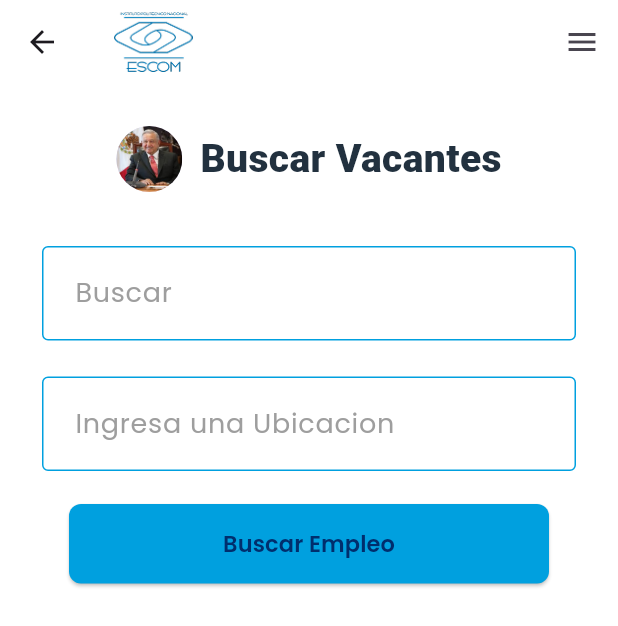
After one commit to danyrs14/Vinculed_app_1, a Flutter app: the JobSearchPage screen opened directly, after a tap on "Buscar Empleo", on a phone screen of 412 x 824 dp. The commit adds this screen. Shown: the top 626 px of the screen. Run offline on Flutter 3.47's test engine with Material 3 defaults, Android fonts, the phone set to English and light mode, and no system bars; our stand-ins replace go_router, lottie, page_transition; Roboto replaces fonts that are missing (Montserrat).

Commit message:
buscar vacantes page

```diff
--- /dev/null
+++ b/lib/src/ui/web_app/candidato/buscar_vacantes.dart
@@ -0,0 +1,203 @@
+import 'package:flutter/material.dart';
+import 'package:go_router/go_router.dart';
+import 'package:vinculed_app_1/src/core/controllers/theme_controller.dart';
+
+import 'package:vinculed_app_1/src/ui/widgets/elements/header.dart';
+import 'package:vinculed_app_1/src/ui/widgets/elements/footer.dart';
+import 'package:vinculed_app_1/src/ui/widgets/text_inputs/text_input.dart';
+import 'package:vinculed_app_1/src/ui/widgets/buttons/simple_buttons.dart';
+
+class JobSearchPage extends StatefulWidget {
+  const JobSearchPage({super.key});
+
+  @override
+  State<JobSearchPage> createState() => _JobSearchPageState();
+}
+
+class _JobSearchPageState extends State<JobSearchPage> {
+  final _queryCtrl = TextEditingController();
+  final _locationCtrl = TextEditingController();
+
+  final _scrollCtrl = ScrollController();
+  bool _showFooter = false;
+
+  static const double _footerReservedSpace = EscomFooter.height;
+  static const double _extraBottomPadding = 24.0;
+  static const double _atEndThreshold = 4.0;
+
+  @override
+  void initState() {
+    super.initState();
+    _scrollCtrl.addListener(_handleScroll);
+    // Asegura estado correcto tras el primer layout
+    WidgetsBinding.instance.addPostFrameCallback((_) => _handleScroll());
+  }
+
+  void _handleScroll() {
+    final pos = _scrollCtrl.position;
+    if (!pos.hasPixels || !pos.hasContentDimensions) return;
+
+    // si el contenido cabe en pantalla, no muestres footer
+    if (pos.maxScrollExtent <= 0) {
+      if (_showFooter) setState(() => _showFooter = false);
+      return;
+    }
+
+    final atBottom = pos.pixels >= (pos.maxScrollExtent - _atEndThreshold);
+    if (atBottom != _showFooter) setState(() => _showFooter = atBottom);
+  }
+
+  @override
+  void dispose() {
+    _scrollCtrl
+      ..removeListener(_handleScroll)
+      ..dispose();
+    _queryCtrl.dispose();
+    _locationCtrl.dispose();
+    super.dispose();
+  }
+
+  @override
+  Widget build(BuildContext context) {
+    final theme = ThemeController.instance;
+    final w = MediaQuery.of(context).size.width;
+    final isMobile = w < 700;
+
+    return Scaffold(
+      backgroundColor: theme.background(),
+      appBar: EscomHeader(
+        onLoginTap: () => context.go('/login'),
+        onRegisterTap: () => context.go('/signin'),
+        onNotifTap: () {},
+        onMenuSelected: (label) {
+          if (label == "Inicio") context.go('/dashboard');
+          // agrega más rutas si las necesitas
+        },
+      ),
+
+      body: Stack(
+        children: [
+          Positioned.fill(
+            child: LayoutBuilder(
+              builder: (context, constraints) {
+                final minBodyHeight =
+                    constraints.maxHeight - _footerReservedSpace - _extraBottomPadding;
+
+                return NotificationListener<ScrollNotification>(
+                  onNotification: (n) {
+                    if (n is ScrollUpdateNotification ||
+                        n is UserScrollNotification ||
+                        n is ScrollEndNotification) {
+                      _handleScroll();
+                    }
+                    return false;
+                  },
+                  child: SingleChildScrollView(
+                    controller: _scrollCtrl,
+                    padding: const EdgeInsets.only(
+                      bottom: _footerReservedSpace + _extraBottomPadding,
+                    ),
+                    child: Center(
+                      child: ConstrainedBox(
+                        constraints: const BoxConstraints(maxWidth: 900),
+                        child: Padding(
+                          padding: const EdgeInsets.symmetric(horizontal: 24, vertical: 28),
+                          child: ConstrainedBox(
+                            constraints: BoxConstraints(
+                              minHeight: minBodyHeight > 0 ? minBodyHeight : 0,
+                            ),
+                            child: Column(
+                              crossAxisAlignment: CrossAxisAlignment.center,
+                              children: [
+                                // Avatar + Título
+                                Row(
+                                  mainAxisAlignment: MainAxisAlignment.center,
+                                  children: [
+                                    const CircleAvatar(
+                                      radius: 22,
+                                      backgroundImage: AssetImage('assets/images/amlo.jpg'),
+                                    ),
+                                    const SizedBox(width: 12),
+                                    Text(
+                                      'Buscar Vacantes',
+                                      style: TextStyle(
+                                        fontSize: isMobile ? 26 : 32,
+                                        fontWeight: FontWeight.w800,
+                                        color: const Color(0xFF22313F),
+                                      ),
+                                    ),
+                                  ],
+                                ),
+                                const SizedBox(height: 28),
+
+                                // Formulario centrado
+                                ConstrainedBox(
+                                  constraints: const BoxConstraints(maxWidth: 620),
+                                  child: Column(
+                                    crossAxisAlignment: CrossAxisAlignment.stretch,
+                                    children: [
+                                      TextInput(
+                                        title: 'Buscar',
+                                        controller: _queryCtrl,
+                                        keyboardType: TextInputType.text,
+                                      ),
+                                      const SizedBox(height: 12),
+                                      TextInput(
+                                        title: 'Ingresa una Ubicacion',
+                                        controller: _locationCtrl,
+                                        keyboardType: TextInputType.streetAddress,
+                                      ),
+                                      const SizedBox(height: 18),
+                                      Align(
+                                        alignment: Alignment.center,
+                                        child: SizedBox(
+                                          width: 320,
+                                          child: SimpleButton(
+                                            title: 'Buscar Empleo',
+                                            onTap: _onSearch,
+                                          ),
+                                        ),
+                                      ),
+                                    ],
+                                  ),
+                                ),
+
+                                const SizedBox(height: 40),
+                              ],
+                            ),
+                          ),
+                        ),
+                      ),
+                    ),
+                  ),
+                );
+              },
+            ),
+          ),
+
+          // Footer animado: aparece al llegar al final del contenido
+          Positioned(
+            left: 0,
+            right: 0,
+            bottom: 0,
+            child: AnimatedSlide(
+              duration: const Duration(milliseconds: 220),
+              curve: Curves.easeOut,
+              offset: _showFooter ? Offset.zero : const Offset(0, 1),
+              child: AnimatedOpacity(
+                duration: const Duration(milliseconds: 220),
+                opacity: _showFooter ? 1 : 0,
+                child: EscomFooter(isMobile: isMobile),
+              ),
+            ),
+          ),
+        ],
+      ),
+    );
+  }
+
+  void _onSearch() {
+    // aquí puedes llamar a tu backend o navegar a resultados
+    // print('Buscar: ${_queryCtrl.text} en ${_locationCtrl.text}');
+  }
+}
--- a/lib/src/ui/web_app/candidato/inicio.dart
+++ b/lib/src/ui/web_app/candidato/inicio.dart
@@ -182,7 +182,7 @@
                                         children: [
                                           SimpleButton(
                                             title: 'Buscar Vacantes',
-                                            onTap: () {},
+                                            onTap: () => context.go('/busqueda_job'),
                                           ),
                                           const SizedBox(height: 16),
                                           SimpleButton(
@@ -197,7 +197,7 @@
                                         Expanded(
                                           child: SimpleButton(
                                             title: 'Buscar Vacantes',
-                                            onTap: () {},
+                                            onTap: () => context.go('/busqueda_job'),
                                           ),
                                         ),
                                         const SizedBox(width: 24),
--- a/lib/src/ui/web_app/index.dart
+++ b/lib/src/ui/web_app/index.dart
@@ -1,5 +1,6 @@
 import 'package:flutter/material.dart';
 import 'package:go_router/go_router.dart';
+import 'package:vinculed_app_1/src/ui/web_app/candidato/buscar_vacantes.dart';
 
 import 'package:vinculed_app_1/src/ui/web_app/candidato/inicio.dart';
 import 'package:vinculed_app_1/src/ui/web_app/dashboard.dart';
@@ -44,6 +45,10 @@
           path: '/inicio_cand',
           builder: (context, state) => const HomeRegisteredPage(),
         ),
+        GoRoute(
+          path: '/busqueda_job',
+          builder: (context, state) => const JobSearchPage(),
+        ),
       ],
       errorPageBuilder: (context, state) => const MaterialPage(
         child: NotFoundPage(),
```
